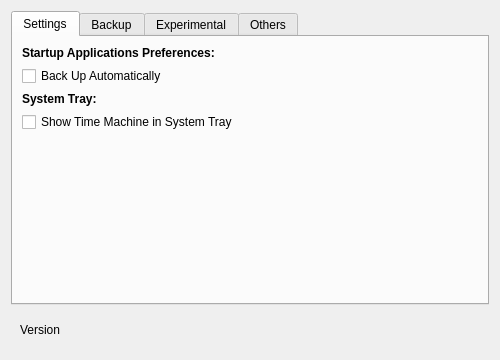
The window that src/ui/options.ui (GeovaneJefferson/timemachine) describes before a commit, drawn with Qt 5.
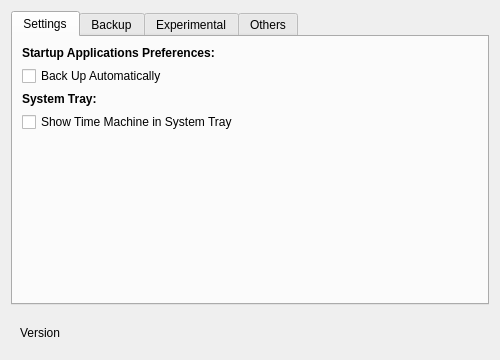
The same window after the commit.

```diff
--- a/src/ui/options.ui
+++ b/src/ui/options.ui
@@ -25,7 +25,7 @@
   <property name="windowTitle">
    <string>Dialog</string>
   </property>
-  <layout class="QVBoxLayout" name="verticalLayout">
+  <layout class="QVBoxLayout" name="verticalLayout" stretch="1,0">
    <item>
     <widget class="QTabWidget" name="tabWidget">
      <property name="currentIndex">
@@ -275,7 +275,7 @@
      <property name="bottomMargin">
       <number>9</number>
      </property>
-     <item>
+     <item alignment="Qt::AlignLeft|Qt::AlignBottom">
       <widget class="QLabel" name="version_label">
        <property name="text">
         <string>Version</string>
```
